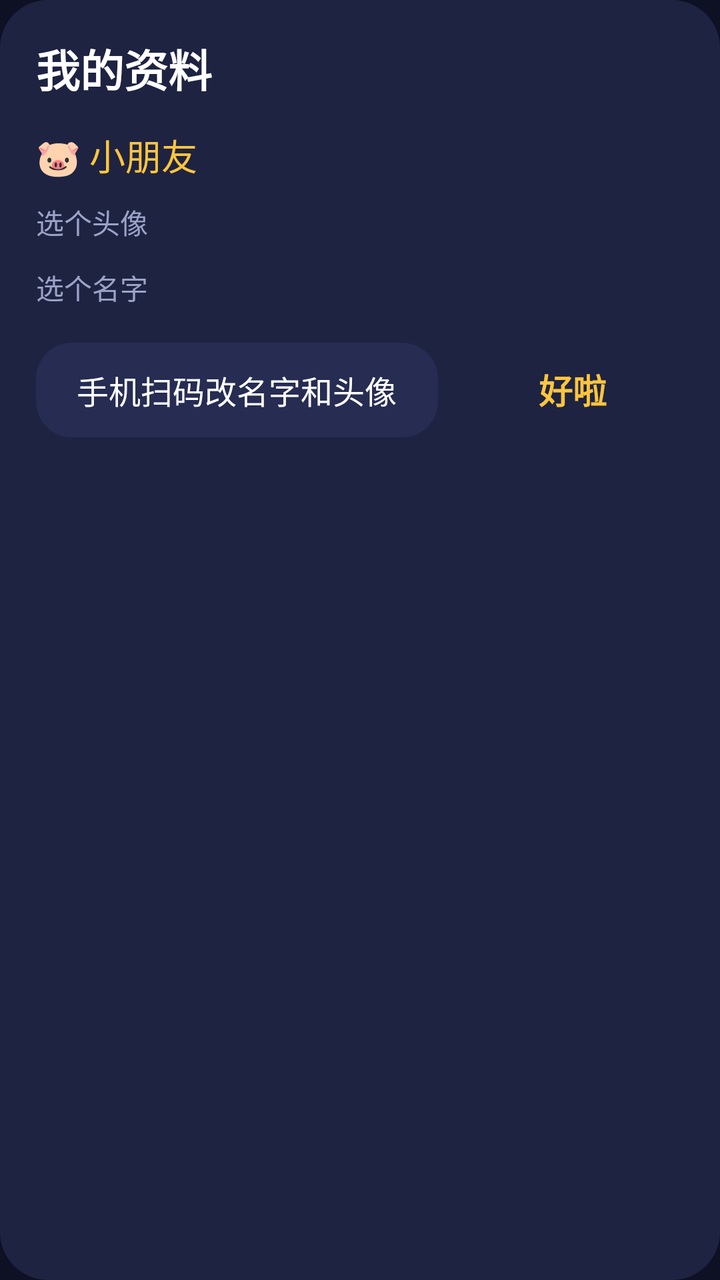
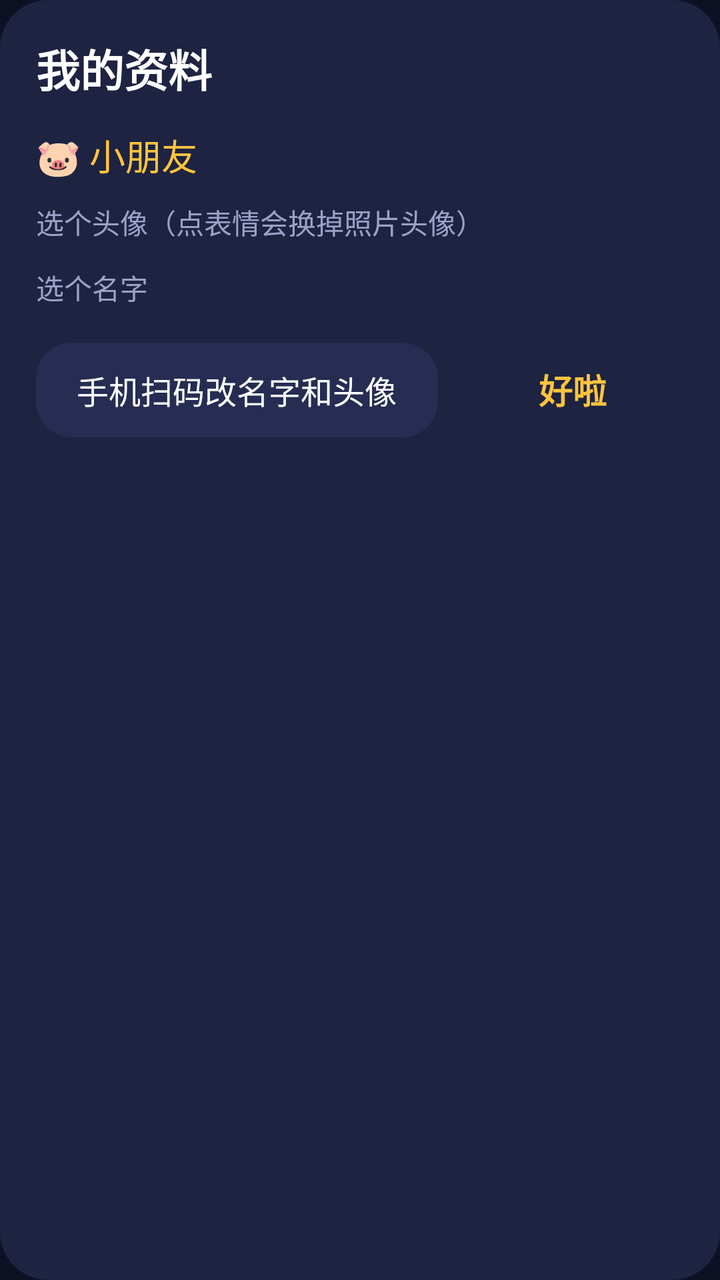

Two renders of the same Android screen: before a commit and after it. Below are the layout's source before the change and the commit's diff.
<!-- AndroidManifest.xml: application theme Theme.MathKing -->
<!-- res/layout/dialog_profile.xml -->
<?xml version="1.0" encoding="utf-8"?>
<LinearLayout xmlns:android="http://schemas.android.com/apk/res/android"
    android:layout_width="640dp"
    android:layout_height="wrap_content"
    android:background="@drawable/bg_card"
    android:orientation="vertical"
    android:padding="18dp">

    <TextView
        android:layout_width="wrap_content"
        android:layout_height="wrap_content"
        android:text="我的资料"
        android:textColor="@color/text"
        android:textSize="22sp"
        android:textStyle="bold" />

    
    <LinearLayout
        android:id="@+id/userRow"
        android:layout_width="match_parent"
        android:layout_height="wrap_content"
        android:layout_marginTop="10dp"
        android:gravity="center_vertical"
        android:orientation="horizontal" />

    <TextView
        android:id="@+id/tvPreview"
        android:layout_width="wrap_content"
        android:layout_height="wrap_content"
        android:layout_marginTop="4dp"
        android:text="🐷 小朋友"
        android:textColor="@color/accent"
        android:textSize="18sp" />

    <TextView
        android:layout_width="wrap_content"
        android:layout_height="wrap_content"
        android:layout_marginTop="10dp"
        android:text="选个头像"
        android:textColor="@color/text_dim"
        android:textSize="14sp" />

    <GridLayout
        android:id="@+id/avatarGrid"
        android:layout_width="match_parent"
        android:layout_height="wrap_content"
        android:layout_marginTop="4dp"
        android:clipChildren="false"
        android:columnCount="6"
        android:rowCount="2" />

    <TextView
        android:layout_width="wrap_content"
        android:layout_height="wrap_content"
        android:layout_marginTop="8dp"
        android:text="选个名字"
        android:textColor="@color/text_dim"
        android:textSize="14sp" />

    <GridLayout
        android:id="@+id/nameGrid"
        android:layout_width="match_parent"
        android:layout_height="wrap_content"
        android:layout_marginTop="4dp"
        android:clipChildren="false"
        android:columnCount="6"
        android:rowCount="4" />

    <LinearLayout
        android:layout_width="match_parent"
        android:layout_height="wrap_content"
        android:layout_marginTop="12dp"
        android:orientation="horizontal">

        <TextView
            android:id="@+id/btnQr"
            android:layout_width="0dp"
            android:layout_height="wrap_content"
            android:layout_weight="1"
            android:background="@drawable/selector_key"
            android:clickable="true"
            android:focusable="true"
            android:gravity="center"
            android:paddingTop="12dp"
            android:paddingBottom="12dp"
            android:text="手机扫码改名字和头像"
            android:textColor="@color/key_text"
            android:textSize="16sp" />

        <TextView
            android:id="@+id/btnDone"
            android:layout_width="0dp"
            android:layout_height="wrap_content"
            android:layout_marginStart="12dp"
            android:layout_weight="0.55"
            android:background="@drawable/selector_card"
            android:clickable="true"
            android:focusable="true"
            android:gravity="center"
            android:paddingTop="12dp"
            android:paddingBottom="12dp"
            android:text="好啦"
            android:textColor="@color/accent"
            android:textSize="17sp"
            android:textStyle="bold" />
    </LinearLayout>
</LinearLayout>
<!-- resources referenced by this layout -->
<resources>
  <color name="accent">#FFC53D</color>
  <color name="text">#FFFFFF</color>
  <color name="text_dim">#9AA3C7</color>
  <!-- drawable bg_card (drawable) -->
  <?xml version="1.0" encoding="utf-8"?>
  <shape xmlns:android="http://schemas.android.com/apk/res/android" android:shape="rectangle">
      <solid android:color="@color/card" />
      <corners android:radius="24dp" />
  </shape>
  <!-- drawable selector_card (drawable) -->
  <?xml version="1.0" encoding="utf-8"?>
  <selector xmlns:android="http://schemas.android.com/apk/res/android">
      <item android:state_focused="true" android:drawable="@drawable/bg_card_focus" />
      <item android:state_pressed="true" android:drawable="@drawable/bg_card_focus" />
      <item android:drawable="@drawable/bg_card" />
  </selector>
  <!-- drawable selector_key (drawable) -->
  <?xml version="1.0" encoding="utf-8"?>
  <selector xmlns:android="http://schemas.android.com/apk/res/android">
      <item android:state_focused="true" android:drawable="@drawable/bg_key_focus" />
      <item android:state_pressed="true" android:drawable="@drawable/bg_key_focus" />
      <item android:drawable="@drawable/bg_key" />
  </selector>
  <style name="Theme.MathKing" parent="Theme.AppCompat.NoActionBar">
          <item name="android:windowBackground">@color/bg</item>
          <item name="android:colorAccent">@color/accent</item>
          <item name="android:textColorPrimary">@color/text</item>
          <item name="android:windowNoTitle">true</item>
          <item name="android:windowFullscreen">false</item>
      </style>
  <color name="card">#1E2342</color>
  <!-- drawable bg_card_focus (drawable) -->
  <?xml version="1.0" encoding="utf-8"?>
  <shape xmlns:android="http://schemas.android.com/apk/res/android" android:shape="rectangle">
      <solid android:color="#38406F" />
      <stroke android:width="5dp" android:color="@color/accent" />
      <corners android:radius="24dp" />
  </shape>
  <!-- drawable bg_key_focus (drawable) -->
  <?xml version="1.0" encoding="utf-8"?>
  <shape xmlns:android="http://schemas.android.com/apk/res/android" android:shape="rectangle">
      <solid android:color="@color/accent" />
      <corners android:radius="18dp" />
  </shape>
  <!-- drawable bg_key (drawable) -->
  <?xml version="1.0" encoding="utf-8"?>
  <shape xmlns:android="http://schemas.android.com/apk/res/android" android:shape="rectangle">
      <solid android:color="#262C52" />
      <corners android:radius="18dp" />
  </shape>
  <color name="bg">#0E1124</color>
</resources>

<!-- the commit's change to res/layout/dialog_profile.xml (unified diff, before → after) -->
@@ -36,7 +36,7 @@
         android:layout_width="wrap_content"
         android:layout_height="wrap_content"
         android:layout_marginTop="10dp"
-        android:text="选个头像"
+        android:text="选个头像（点表情会换掉照片头像）"
         android:textColor="@color/text_dim"
         android:textSize="14sp" />
 
